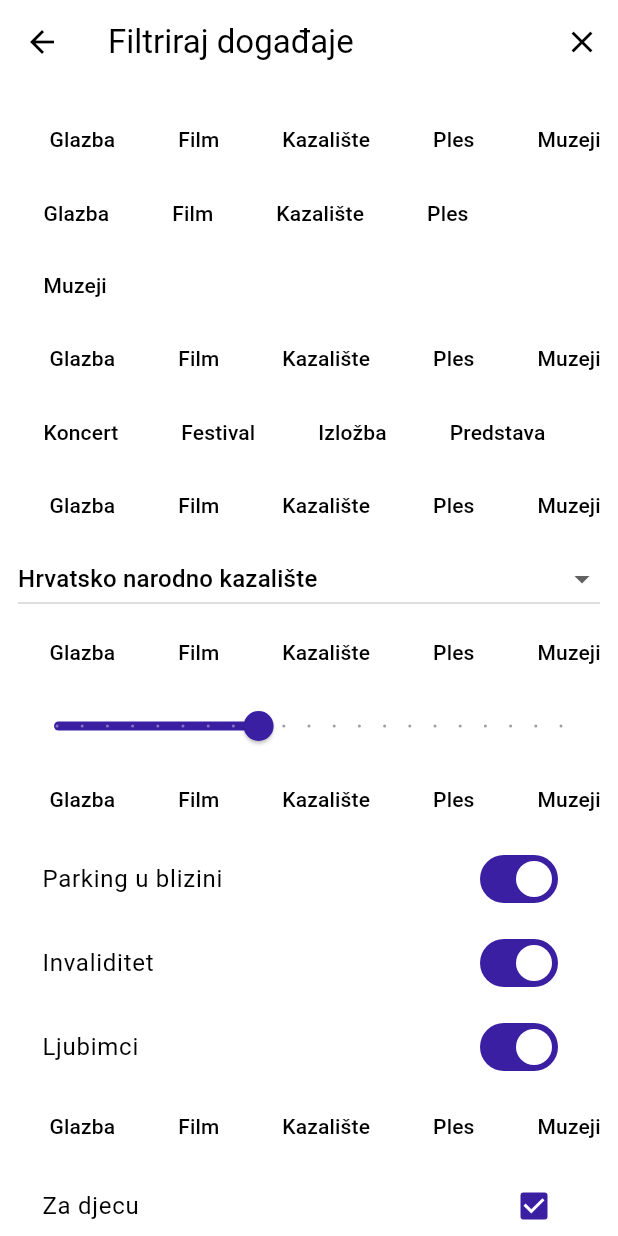
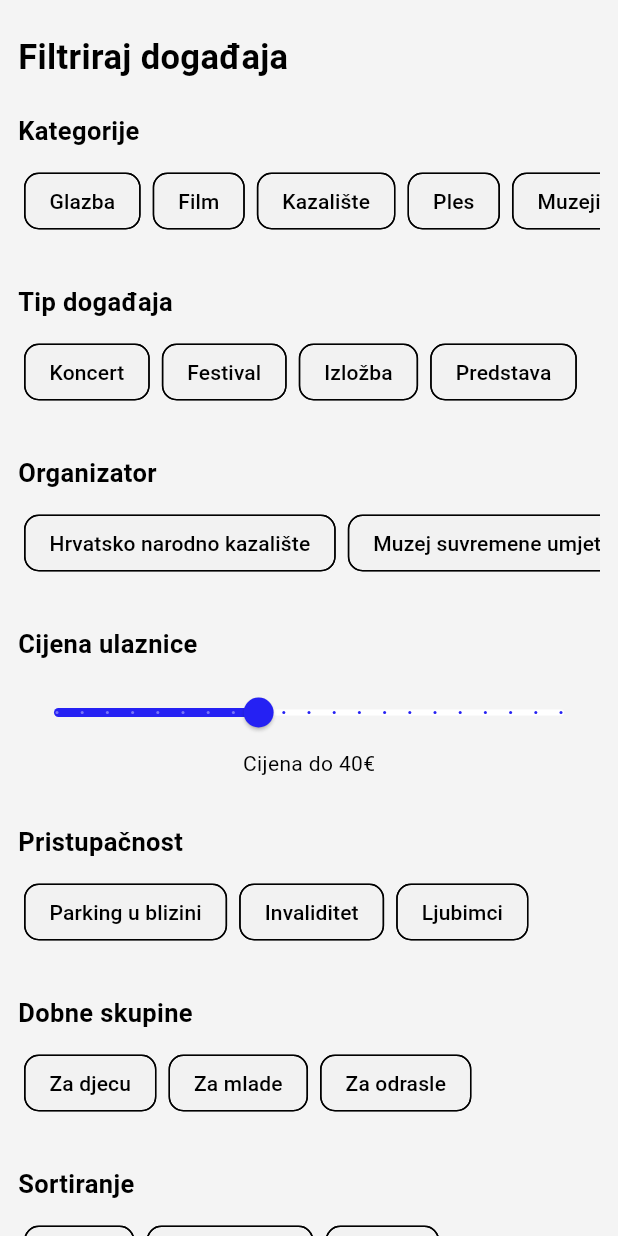
Before and after one commit to Zicer2024/flutter_app, a Flutter app: the FilterPage screen opened directly, on a phone screen of 412 x 824 dp. Run offline on Flutter 3.47's test engine with Material 3 defaults, Android fonts, the phone set to English and light mode, and no system bars; our stand-ins replace flutter_map, latlong2.

```diff
--- /dev/null
+++ b/lib/components.dart
@@ -0,0 +1,6 @@
+import 'dart:ui';
+
+import 'package:flutter/material.dart';
+
+Color backgorundColor = Color.fromARGB(31, 163, 163, 163);
+Color blueColor = Color.fromARGB(255, 37, 33, 243);
--- a/lib/filterPage.dart
+++ b/lib/filterPage.dart
@@ -1,51 +1,70 @@
 import 'package:flutter/material.dart';
+import 'package:hackl_app/components.dart';
+import 'package:hackl_app/searchPage.dart';
 
-class FilterPage extends StatelessWidget {
+class FilterPage extends StatefulWidget {
+  @override
+  _FilterPageState createState() => _FilterPageState();
+}
+
+class _FilterPageState extends State<FilterPage> {
+  double _currentValue = 40;
+
   @override
   Widget build(BuildContext context) {
     return Scaffold(
-      appBar: AppBar(
-        title: Text('Filtriraj događaje'),
-        actions: [
-          IconButton(
-            icon: Icon(Icons.close),
-            onPressed: () => Navigator.pop(context),
+      backgroundColor: backgorundColor,
+      body: ListView(
+        padding: const EdgeInsets.all(12),
+        children: <Widget>[
+          const Padding(
+            padding: const EdgeInsets.symmetric(vertical: 10),
+            child: Text('Filtriraj događaja',
+                style: TextStyle(fontSize: 23, fontWeight: FontWeight.bold)),
           ),
-        ],
-      ),
-      body: ListView(
-        padding: EdgeInsets.all(12),
-        children: <Widget>[
           buildSectionTitle(context, 'Kategorije'),
-          buildCategoryChips(),
+          buildFilterChips(
+              ['Glazba', 'Film', 'Kazalište', 'Ples', 'Muzeji', 'Festivali']),
+          const SizedBox(height: 20),
           buildSectionTitle(context, 'Tip događaja'),
-          buildTypeChips(),
+          buildFilterChips(['Koncert', 'Festival', 'Izložba', 'Predstava']),
+          const SizedBox(height: 20),
           buildSectionTitle(context, 'Organizator'),
-          buildDropdown(
-              ['Hrvatsko narodno kazalište', 'Muzej suvremene umjetnosti']),
+          buildFilterChips([
+            'Hrvatsko narodno kazalište',
+            'Muzej suvremene umjetnosti',
+            'Lisinski'
+          ]),
+          const SizedBox(height: 20),
           buildSectionTitle(context, 'Cijena ulaznice'),
           buildSlider(),
+          const SizedBox(height: 20),
           buildSectionTitle(context, 'Pristupačnost'),
-          buildSwitch('Parking u blizini'),
-          buildSwitch('Invaliditet'),
-          buildSwitch('Ljubimci'),
+          buildFilterChips(['Parking u blizini', 'Invaliditet', 'Ljubimci']),
+          const SizedBox(height: 20),
           buildSectionTitle(context, 'Dobne skupine'),
-          buildCheckbox('Za djecu'),
-          buildCheckbox('Za mlade'),
-          buildCheckbox('Za odrasle'),
+          buildFilterChips(['Za djecu', 'Za mlade', 'Za odrasle']),
+          const SizedBox(height: 20),
           buildSectionTitle(context, 'Sortiranje'),
-          buildDropdown(['Cijena', 'Popularnost', 'Datum']),
-          SizedBox(height: 20),
+          buildFilterChips(['Cijena', 'Popularnost', 'Datum']),
+          const SizedBox(height: 20),
           ElevatedButton(
-            onPressed: () =>
-                Navigator.pop(context), // Apply filters and close or navigate
-            child: Text('Primijeni filtre'),
+            onPressed: () => Navigator.push(
+              context,
+              MaterialPageRoute(
+                  builder: (context) =>
+                      SearchEventsPage()), // Navigate to Filter Page
+            ),
             style: ElevatedButton.styleFrom(
-              //primary: Colors.blue,
-              minimumSize: Size(double.infinity, 50), // Full width button
+              backgroundColor: blueColor,
+              minimumSize: const Size(double.infinity, 50), // Full width button
               shape: RoundedRectangleBorder(
                 borderRadius: BorderRadius.circular(10), // Rounded button
               ),
+            ), // Apply filters and close or navigate
+            child: const Text(
+              'Primijeni filtre',
+              style: TextStyle(color: Colors.white),
             ),
           ),
         ],
@@ -54,94 +73,62 @@ class FilterPage extends StatelessWidget {
   }
 
   Widget buildSectionTitle(BuildContext context, String title) {
-    //return Padding(
-    //  padding: const EdgeInsets.symmetric(vertical: 10),
-    //  child: Text(title, style: Theme.of(context).textTheme.headline6),
-    //);
+    return Padding(
+      padding: const EdgeInsets.symmetric(vertical: 10),
+      child: Text(title,
+          style: const TextStyle(fontSize: 17, fontWeight: FontWeight.bold)),
+    );
+  }
 
-    return Container(
+  Widget buildFilterChips(List list) {
+    return SizedBox(
       height: 50,
       child: ListView(
         scrollDirection: Axis.horizontal,
-        children: ['Glazba', 'Film', 'Kazalište', 'Ples', 'Muzeji', 'Festivali']
+        children: list
             .map((category) => Padding(
                 padding: const EdgeInsets.symmetric(horizontal: 4.0),
                 child: ChoiceChip(
+                  backgroundColor: Color.fromARGB(255, 242, 242, 242),
                   label: Text(category),
                   selected: false,
                   onSelected: (selected) {},
+                  shape: RoundedRectangleBorder(
+                    borderRadius:
+                        BorderRadius.circular(10.0), // Sets the border radius
+                    side: const BorderSide(
+                        color: Colors.black, width: 1), // Black, thin border
                   ),
-                ))
+                )))
             .toList(),
       ),
     );
   }
 
-  Widget buildCategoryChips() {
-    List<String> categories = ['Glazba', 'Film', 'Kazalište', 'Ples', 'Muzeji'];
-    return Wrap(
-      spacing: 8,
-      children: categories
-          .map((category) => Chip(
-                label: Text(category),
-                // onSelected: (_) {},
-              ))
-          .toList(),
-    );
-  }
-
-  Widget buildTypeChips() {
-    List<String> types = ['Koncert', 'Festival', 'Izložba', 'Predstava'];
-    return Wrap(
-      spacing: 8,
-      children: types
-          .map((type) => Chip(
-                label: Text(type),
-                // onSelected: (_) {},
-              ))
-          .toList(),
-    );
-  }
-
-  Widget buildDropdown(List<String> options) {
-    String selected = options.first;
-    return DropdownButton<String>(
-      isExpanded: true,
-      value: selected,
-      onChanged: (value) {},
-      items: options.map<DropdownMenuItem<String>>((String value) {
-        return DropdownMenuItem<String>(
-          value: value,
-          child: Text(value),
-        );
-      }).toList(),
-    );
-  }
-
   Widget buildSlider() {
-    return Slider(
-      value: 40,
+    return Column(
+        mainAxisAlignment: MainAxisAlignment.center,
+        children: <Widget>[
+          Slider(
+            value: _currentValue,
             min: 0,
             max: 100,
             divisions: 20,
-      label: '40€',
-      onChanged: (double value) {},
-    );
-  }
-
-  Widget buildSwitch(String label) {
-    return SwitchListTile(
-      title: Text(label),
-      value: true,
-      onChanged: (bool value) {},
-    );
-  }
-
-  Widget buildCheckbox(String label) {
-    return CheckboxListTile(
-      title: Text(label),
-      value: true,
-      onChanged: (_) => (),
-    );
+            label: '${_currentValue.round()}€',
+            onChanged: (double value) {
+              setState(() {
+                _currentValue =
+                    value; // Update the state with the new slider value
+              });
+            },
+            activeColor: blueColor,
+            thumbColor: blueColor,
+            secondaryActiveColor: blueColor,
+          ),
+          Text(
+            'Cijena do ${_currentValue.round()}€',
+            style: const TextStyle(fontSize: 14),
+          ),
+        ]);
   }
 }
--- a/lib/main.dart
+++ b/lib/main.dart
@@ -1,4 +1,7 @@
 import 'package:flutter/material.dart';
+import 'package:hackl_app/components.dart';
+import 'package:hackl_app/filterPage.dart';
+import 'package:hackl_app/searchPage.dart';
 import 'eventOverviewPage.dart';
 
 void main() {
@@ -32,8 +35,8 @@ class _HomeScreenState extends State<HomeScreen> {
 
   final List<Widget> _pages = [
     EventOverviewPage(), // Your new home page
-    EventOverviewPage(), // Your new home page
-    EventOverviewPage(), // Your new home page
+    SearchEventsPage(), // Your new home page
+    FilterPage(), // Your new home page
     EventOverviewPage(), // Your new home page
     EventOverviewPage(), // Your new home page
   ];
@@ -47,6 +50,7 @@ class _HomeScreenState extends State<HomeScreen> {
   @override
   Widget build(BuildContext context) {
     return Scaffold(
+      backgroundColor: backgorundColor,
       body: _pages[_selectedIndex],
       bottomNavigationBar: BottomNavigationBar(
         type: BottomNavigationBarType.fixed,
--- a/lib/searchPage.dart
+++ b/lib/searchPage.dart
@@ -38,11 +38,6 @@ class _SearchEventsPageState extends State<SearchEventsPage> {
   Widget build(BuildContext context) {
     return Scaffold(
       backgroundColor: backgorundColor,
-      // appBar: AppBar(
-      //   title: const Text(
-      //     'Pretraži događaje',
-      //   ),
-      // ),
       body: SingleChildScrollView(
         // Ovo omogućava scrollanje ako sadržaj prelazi veličinu ekrana
         child: Padding(
@@ -73,7 +68,7 @@ class _SearchEventsPageState extends State<SearchEventsPage> {
                   Expanded(
                     child: TextField(
                       decoration: InputDecoration(
-                        labelText: 'Od datuma',
+                        hintText: 'Od datuma',
                         border: OutlineInputBorder(
                           borderRadius: BorderRadius.circular(10.0),
                         ),
@@ -84,7 +79,7 @@ class _SearchEventsPageState extends State<SearchEventsPage> {
                   Expanded(
                     child: TextField(
                       decoration: InputDecoration(
-                        labelText: 'Do datuma',
+                        hintText: 'Do datuma',
                         border: OutlineInputBorder(
                           borderRadius: BorderRadius.circular(10.0),
                         ),
@@ -161,21 +156,6 @@ class _SearchEventsPageState extends State<SearchEventsPage> {
           ),
         ),
       ),
-      bottomNavigationBar: BottomNavigationBar(
-        items: const [
-          BottomNavigationBarItem(
-            icon: Icon(Icons.home),
-            label: 'Naslovnica',
-          ),
-          BottomNavigationBarItem(icon: Icon(Icons.search), label: 'Pretraži'),
-          BottomNavigationBarItem(
-              icon: Icon(Icons.trending_up), label: 'Moj put'),
-          BottomNavigationBarItem(
-              icon: Icon(Icons.people), label: 'Prijatelji'),
-          BottomNavigationBarItem(
-              icon: Icon(Icons.account_circle), label: 'Profil'),
-        ],
-      ),
     );
   }
 }
```
Also changed, not shown: pubspec.lock, 6 other files. Lines whose indentation alone changed are shown as unchanged.
